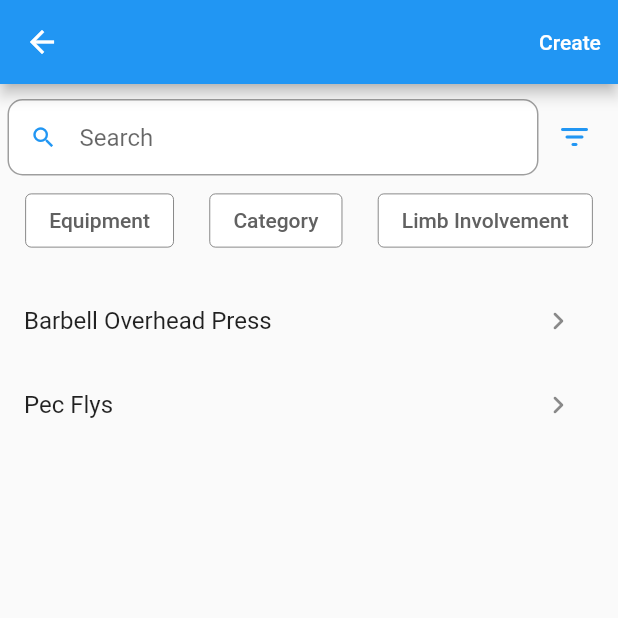
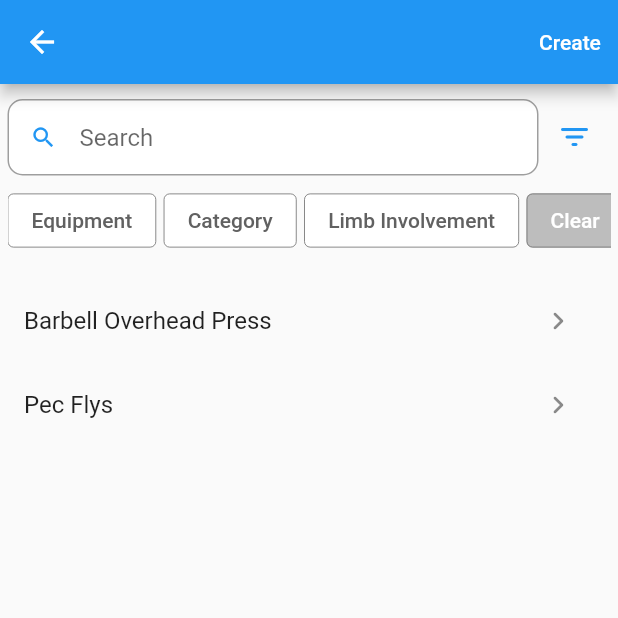
Before and after one commit to alastairrmcneill/squatva, a Flutter app: the ExerciseSelectScreen screen opened directly, after a tap on the "filter list" icon, on a phone screen of 412 x 824 dp, the top half of it. Run offline on Flutter 3.47's test engine with Material 2 defaults, Android fonts, the phone set to English and light mode, and no system bars; our stand-ins replace cloud_firestore, firebase_auth, firebase_core, font_awesome_flutter, google_sign_in, sign_in_with_apple; missing offline and left inert: flutter_facebook_auth; accounts and stored records are empty.

Commit message:
Episode 7.5 - cleared filter

```diff
--- a/lib/features/home/workouts/widgets/exercise_filter.dart
+++ b/lib/features/home/workouts/widgets/exercise_filter.dart
@@ -77,8 +77,9 @@ class _Filter1State extends State<ExerciseFilter> {
                       const SizedBox(height: 5),
                       Container(
                         height: 50,
+                        child: SingleChildScrollView(
+                          scrollDirection: Axis.horizontal,
                           child: Row(
-                          mainAxisAlignment: MainAxisAlignment.spaceAround,
                             children: [
                               FilterExerciseButton(
                                 title: 'Equipment',
@@ -86,19 +87,36 @@ class _Filter1State extends State<ExerciseFilter> {
                                 preSelectedTags: exerciseNotifier.filterEquipmentTags,
                                 selected: exerciseNotifier.filterEquipmentTags.isNotEmpty,
                               ),
+                              const SizedBox(width: 5),
                               FilterExerciseButton(
                                 title: 'Category',
                                 filterOptions: ExerciseCategory.all,
                                 preSelectedTags: exerciseNotifier.filterCategoryTags,
                                 selected: exerciseNotifier.filterCategoryTags.isNotEmpty,
                               ),
+                              const SizedBox(width: 5),
                               FilterExerciseButton(
                                 title: 'Limb Involvement',
                                 filterOptions: LimbInvolvement.all,
                                 preSelectedTags: exerciseNotifier.filterLimbTags,
                                 selected: exerciseNotifier.filterLimbTags.isNotEmpty,
                               ),
+                              const SizedBox(width: 5),
+                              ElevatedButton(
+                                onPressed: () {
+                                  exerciseNotifier.setFilterTags(equipmentTags: [], categoryTags: [], limbTags: []);
+                                },
+                                style: ButtonStyle(
+                                  backgroundColor: MaterialStateProperty.all<Color?>(Colors.grey[400]),
+                                  elevation: MaterialStateProperty.all<double?>(0),
+                                  side: MaterialStateProperty.all<BorderSide?>(
+                                    BorderSide(color: const Color(0xFF616161), width: 0.5),
+                                  ),
+                                ),
+                                child: Text('Clear'),
+                              ),
                             ],
+                          ),
                         ),
                       ),
                     ],
```
Lines whose indentation alone changed are shown as unchanged.
